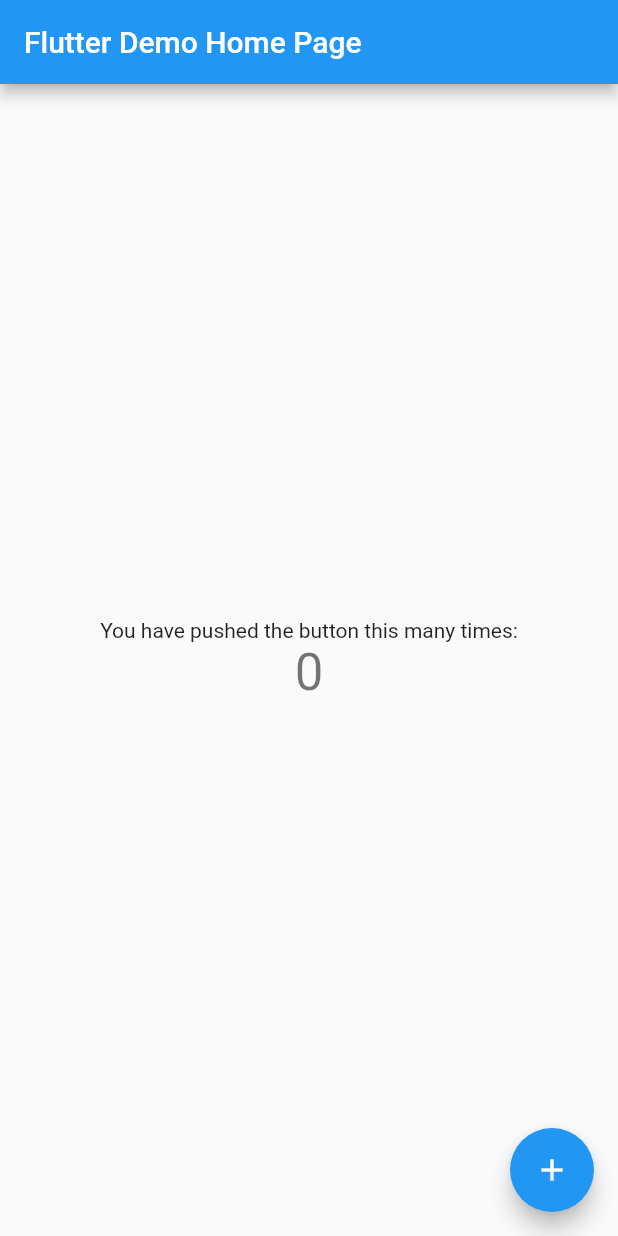
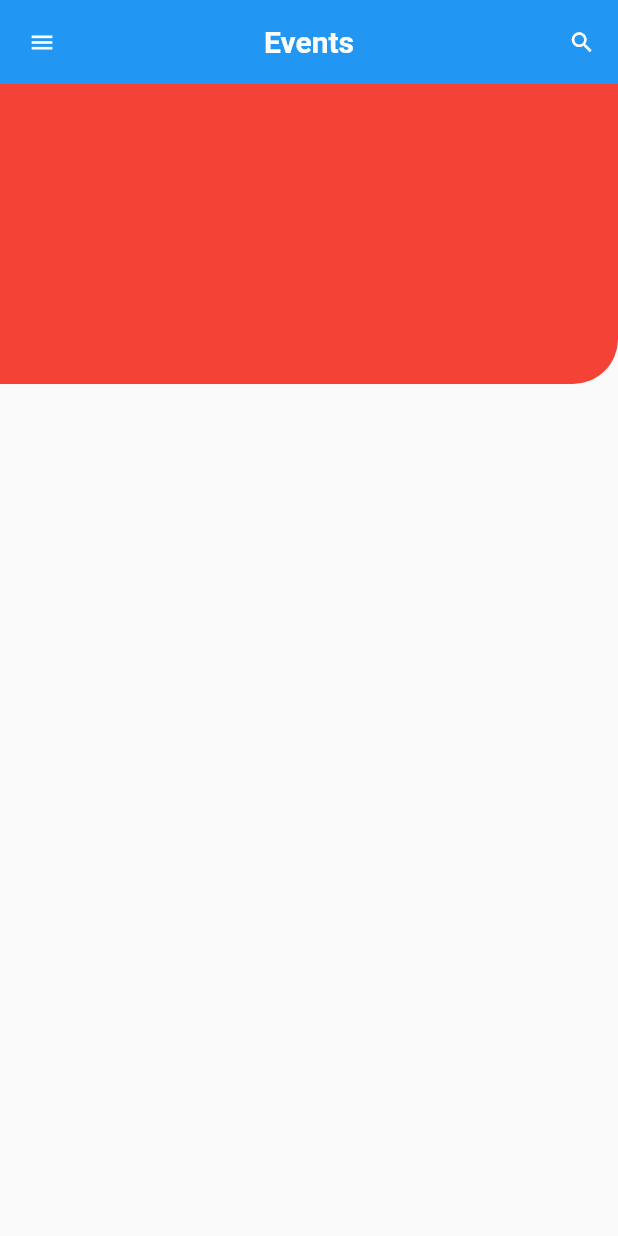
Before and after one commit to pratikstemkar/Events_App, a Flutter app: the screen it shows after launch, on a phone screen of 412 x 824 dp. Run offline on Flutter 3.47's test engine with Material 2 defaults, Android fonts, the light colour scheme and no system bars.

Commit message:
Changes made

```diff
--- a/lib/main.dart
+++ b/lib/main.dart
@@ -1,111 +1,18 @@
+import 'package:events_app/screens/home_screen.dart';
 import 'package:flutter/material.dart';
 
 void main() => runApp(MyApp());
 
 class MyApp extends StatelessWidget {
-  // This widget is the root of your application.
   @override
   Widget build(BuildContext context) {
     return MaterialApp(
-      title: 'Flutter Demo',
+      debugShowCheckedModeBanner: false,
       theme: ThemeData(
-        // This is the theme of your application.
-        //
-        // Try running your application with "flutter run". You'll see the
-        // application has a blue toolbar. Then, without quitting the app, try
-        // changing the primarySwatch below to Colors.green and then invoke
-        // "hot reload" (press "r" in the console where you ran "flutter run",
-        // or simply save your changes to "hot reload" in a Flutter IDE).
-        // Notice that the counter didn't reset back to zero; the application
-        // is not restarted.
-        primarySwatch: Colors.blue,
+        primaryColor: Colors.blue,
+        accentColor: Colors.grey,
       ),
-      home: MyHomePage(title: 'Flutter Demo Home Page'),
+      home: HomeScreen(),
     );
   }
 }
-
-class MyHomePage extends StatefulWidget {
-  MyHomePage({Key key, this.title}) : super(key: key);
-
-  // This widget is the home page of your application. It is stateful, meaning
-  // that it has a State object (defined below) that contains fields that affect
-  // how it looks.
-
-  // This class is the configuration for the state. It holds the values (in this
-  // case the title) provided by the parent (in this case the App widget) and
-  // used by the build method of the State. Fields in a Widget subclass are
-  // always marked "final".
-
-  final String title;
-
-  @override
-  _MyHomePageState createState() => _MyHomePageState();
-}
-
-class _MyHomePageState extends State<MyHomePage> {
-  int _counter = 0;
-
-  void _incrementCounter() {
-    setState(() {
-      // This call to setState tells the Flutter framework that something has
-      // changed in this State, which causes it to rerun the build method below
-      // so that the display can reflect the updated values. If we changed
-      // _counter without calling setState(), then the build method would not be
-      // called again, and so nothing would appear to happen.
-      _counter++;
-    });
-  }
-
-  @override
-  Widget build(BuildContext context) {
-    // This method is rerun every time setState is called, for instance as done
-    // by the _incrementCounter method above.
-    //
-    // The Flutter framework has been optimized to make rerunning build methods
-    // fast, so that you can just rebuild anything that needs updating rather
-    // than having to individually change instances of widgets.
-    return Scaffold(
-      appBar: AppBar(
-        // Here we take the value from the MyHomePage object that was created by
-        // the App.build method, and use it to set our appbar title.
-        title: Text(widget.title),
-      ),
-      body: Center(
-        // Center is a layout widget. It takes a single child and positions it
-        // in the middle of the parent.
-        child: Column(
-          // Column is also a layout widget. It takes a list of children and
-          // arranges them vertically. By default, it sizes itself to fit its
-          // children horizontally, and tries to be as tall as its parent.
-          //
-          // Invoke "debug painting" (press "p" in the console, choose the
-          // "Toggle Debug Paint" action from the Flutter Inspector in Android
-          // Studio, or the "Toggle Debug Paint" command in Visual Studio Code)
-          // to see the wireframe for each widget.
-          //
-          // Column has various properties to control how it sizes itself and
-          // how it positions its children. Here we use mainAxisAlignment to
-          // center the children vertically; the main axis here is the vertical
-          // axis because Columns are vertical (the cross axis would be
-          // horizontal).
-          mainAxisAlignment: MainAxisAlignment.center,
-          children: <Widget>[
-            Text(
-              'You have pushed the button this many times:',
-            ),
-            Text(
-              '$_counter',
-              style: Theme.of(context).textTheme.display1,
-            ),
-          ],
-        ),
-      ),
-      floatingActionButton: FloatingActionButton(
-        onPressed: _incrementCounter,
-        tooltip: 'Increment',
-        child: Icon(Icons.add),
-      ), // This trailing comma makes auto-formatting nicer for build methods.
-    );
-  }
-}
--- /dev/null
+++ b/lib/screens/home_screen.dart
@@ -0,0 +1,53 @@
+import 'package:flutter/material.dart';
+
+class HomeScreen extends StatefulWidget {
+  @override
+  _HomeScreenState createState() => _HomeScreenState();
+}
+
+class _HomeScreenState extends State<HomeScreen> {
+  @override
+  Widget build(BuildContext context) {
+    return Scaffold(
+      appBar: AppBar(
+        title: Text(
+          'Events',
+          style: TextStyle(
+            color: Colors.white,
+            fontSize: 20.0,
+            fontWeight: FontWeight.bold,
+          ),
+        ),
+        centerTitle: true,
+        elevation: 0.0,
+        leading: IconButton(
+          icon: Icon(Icons.menu),
+          iconSize: 18.0,
+          color: Colors.white,
+          onPressed: () {},
+        ),
+        actions: <Widget>[
+          IconButton(
+            icon: Icon(Icons.search),
+            iconSize: 18.0,
+            color: Colors.white,
+            onPressed: () {},
+          )
+        ],
+      ),
+      body: Column(
+        children: <Widget>[
+          Container(
+            height: 200.0,
+            decoration: BoxDecoration(
+              color: Colors.red,
+              borderRadius: BorderRadius.only(
+                bottomRight: Radius.circular(30.0),
+              ),
+            ),
+          ),
+        ],
+      ),
+    );
+  }
+}
--- /dev/null
+++ b/lib/screens/profile_screen.dart
@@ -0,0 +1,22 @@
+import 'package:flutter/material.dart';
+
+class ProfileScreen extends StatefulWidget {
+  @override
+  _ProfileScreenState createState() => _ProfileScreenState();
+}
+
+class _ProfileScreenState extends State<ProfileScreen> {
+  @override
+  Widget build(BuildContext context) {
+    return Scaffold(
+      body: Container(
+        child: IconButton(
+          icon: Icon(Icons.account_circle),
+          iconSize: 20.0,
+          color: Colors.white,
+          onPressed: () {},
+        ),
+      ),
+    );
+  }
+}
```
Also changed, not shown: 1 other file.
